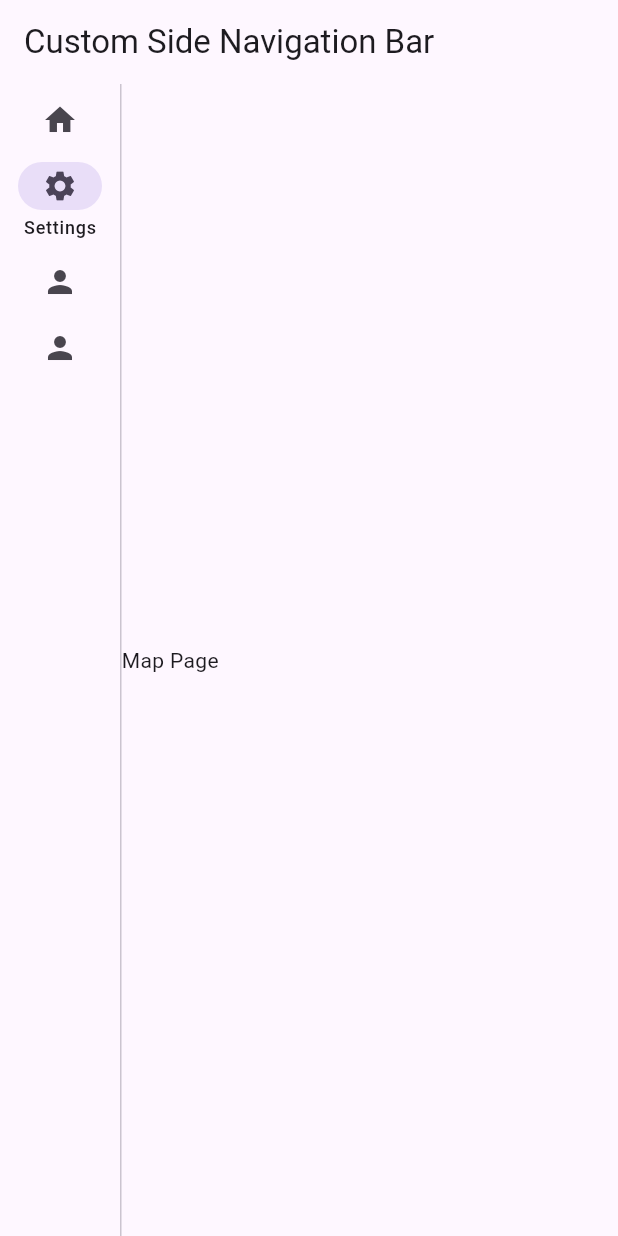
After one commit to MinWenaaa/intallij_tourism_designer_v2, a Flutter app: the screen it shows after launch, after a tap on "登录", after a tap on "Settings", on a phone screen of 412 x 824 dp. The commit adds this screen. Run offline on Flutter 3.47's test engine with Material 3 defaults, Android fonts, the light colour scheme and no system bars.

Commit message:
Scaffold

```diff
--- a/lib/main.dart
+++ b/lib/main.dart
@@ -1,5 +1,7 @@
 import 'package:flutter/material.dart';
 import 'package:desktop/pages/login_page.dart';
+import 'package:provider/provider.dart';
+import 'model/global_model.dart';
 
 void main() {
   runApp(const MyApp());
@@ -11,13 +13,16 @@ class MyApp extends StatelessWidget {
   // This widget is the root of your application.
   @override
   Widget build(BuildContext context) {
-    return MaterialApp(
-      title: 'Flutter Demo',
-      theme: ThemeData(
-        colorScheme: ColorScheme.fromSeed(seedColor: Colors.deepPurple),
-        useMaterial3: true,
+    return ChangeNotifierProvider<GlobalModel>(
+      create: (context) => GlobalModel(),
+      child: MaterialApp(
+        title: 'Flutter Demo',
+        theme: ThemeData(
+          colorScheme: ColorScheme.fromSeed(seedColor: Colors.deepPurple),
+          useMaterial3: true,
+        ),
+        home: LoginPage(),
       ),
-      home: LoginPage(),
     );
   }
 }
--- /dev/null
+++ b/lib/pages/data_page.dart
@@ -0,0 +1,15 @@
+import 'package:flutter/material.dart';
+
+class DataPage extends StatefulWidget {
+  const DataPage({super.key});
+
+  @override
+  State<DataPage> createState() => _DataPageState();
+}
+
+class _DataPageState extends State<DataPage> {
+  @override
+  Widget build(BuildContext context) {
+    return const Text("Data Page");
+  }
+}
--- /dev/null
+++ b/lib/pages/home_page.dart
@@ -0,0 +1,61 @@
+import 'package:desktop/pages/data_page.dart';
+import 'package:desktop/pages/designer_page.dart';
+import 'package:desktop/pages/map_page.dart';
+import 'package:desktop/pages/profile_page.dart';
+import 'package:flutter/material.dart';
+
+class HomePage extends StatefulWidget {
+  const HomePage({super.key});
+
+  @override
+  State<HomePage> createState() => _HomePageState();
+}
+
+class _HomePageState extends State<HomePage> {
+  int _selectedIndex = 0;
+  final List<Widget> _pages = [
+    DataPage(), MapPage(), DesignerPage(), ProfilePage(),
+  ];
+  void _onItemTapped(int index) {
+    setState(() =>
+      _selectedIndex = index);
+  }
+
+  @override
+  Widget build(BuildContext context) {
+    return Scaffold(
+      appBar: AppBar(title: Text('Custom Side Navigation Bar')),
+      body: Row(
+        children: <Widget>[
+          NavigationRail(
+            selectedIndex: _selectedIndex,
+            onDestinationSelected: _onItemTapped,
+            labelType: NavigationRailLabelType.selected,
+            destinations: [
+              NavigationRailDestination(
+                icon: Icon(Icons.home),
+                label: Text('Home'),
+              ),
+              NavigationRailDestination(
+                icon: Icon(Icons.settings),
+                label: Text('Settings'),
+              ),
+              NavigationRailDestination(
+                icon: Icon(Icons.person),
+                label: Text('Profile'),
+              ),
+              NavigationRailDestination(
+                icon: Icon(Icons.person),
+                label: Text('Profile'),
+              ),
+            ],
+          ),
+          VerticalDivider(thickness: 1, width: 1),
+          Expanded(
+            child: _pages[_selectedIndex],
+          ),
+        ],
+      ),
+    );
+  }
+}
--- a/lib/pages/login_page.dart
+++ b/lib/pages/login_page.dart
@@ -1,7 +1,8 @@
+import 'dart:ui';
 import 'package:flutter/cupertino.dart';
-import 'dart:ui';
 import 'package:flutter/material.dart';
 import 'package:desktop/constant/theme.dart';
+import 'home_page.dart';
 
 // 登录页面
 class LoginPage extends StatefulWidget {
@@ -47,8 +48,9 @@ class _LoginPageState extends State<LoginPage> {
                         SizedBox(height: 30),
                         _commonInput(controller: _usernameController, callback: (value)=>_userName=value, lableText: "账号"),
                         _commonInput(controller: _passwordController, callback: (value)=>_passWord=value, lableText: "密码"),
-                        SizedBox(height: 30),
+                        const SizedBox(height: 30),
                         _Button1(content: "登录"),
+                        const SizedBox(height: 20),
                         _Button2(content: "没有账号？去注册")
                       ],
                     ),
@@ -60,6 +62,16 @@ class _LoginPageState extends State<LoginPage> {
         ),
       ),
     );
+  }
+
+  Future<void> Login() async {
+    Navigator.pop(context);
+    Navigator.push(context,
+      MaterialPageRoute(builder: (context) => const HomePage()),);
+  }
+
+  Future<void> SignUp() async {
+
   }
 
   Widget _commonInput({required TextEditingController controller,
@@ -93,8 +105,9 @@ class _LoginPageState extends State<LoginPage> {
           borderRadius: BorderRadius.all(Radius.circular(6)),
           color: Color(0xff163216)
         ),
-        child: Text(content, style: TextStyle(color: Color(0xfffafffa),),),
-      )
+        child: Text(content, style: TextStyle(color: Color(0xfffafffa),),)
+      ),
+      onTap: ()=>Login(),
     );
   }
 
--- /dev/null
+++ b/lib/pages/map_page.dart
@@ -0,0 +1,15 @@
+import 'package:flutter/material.dart';
+
+class MapPage extends StatefulWidget {
+  const MapPage({super.key});
+
+  @override
+  State<MapPage> createState() => _MapPageState();
+}
+
+class _MapPageState extends State<MapPage> {
+  @override
+  Widget build(BuildContext context) {
+    return const Text("Map Page");
+  }
+}
```
Also changed, not shown: lib/model/global_model.dart (+14 -0 lines), lib/pages/designer_page.dart (added, +15 -0 lines), lib/pages/profile_page.dart (added, +15 -0 lines).
